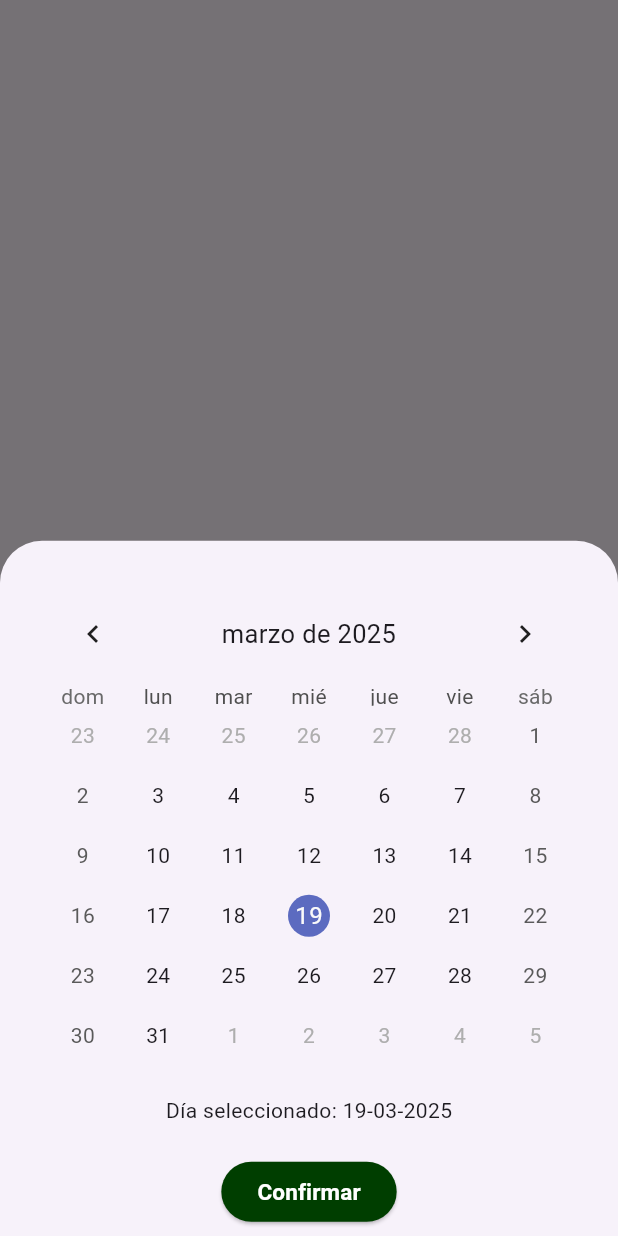
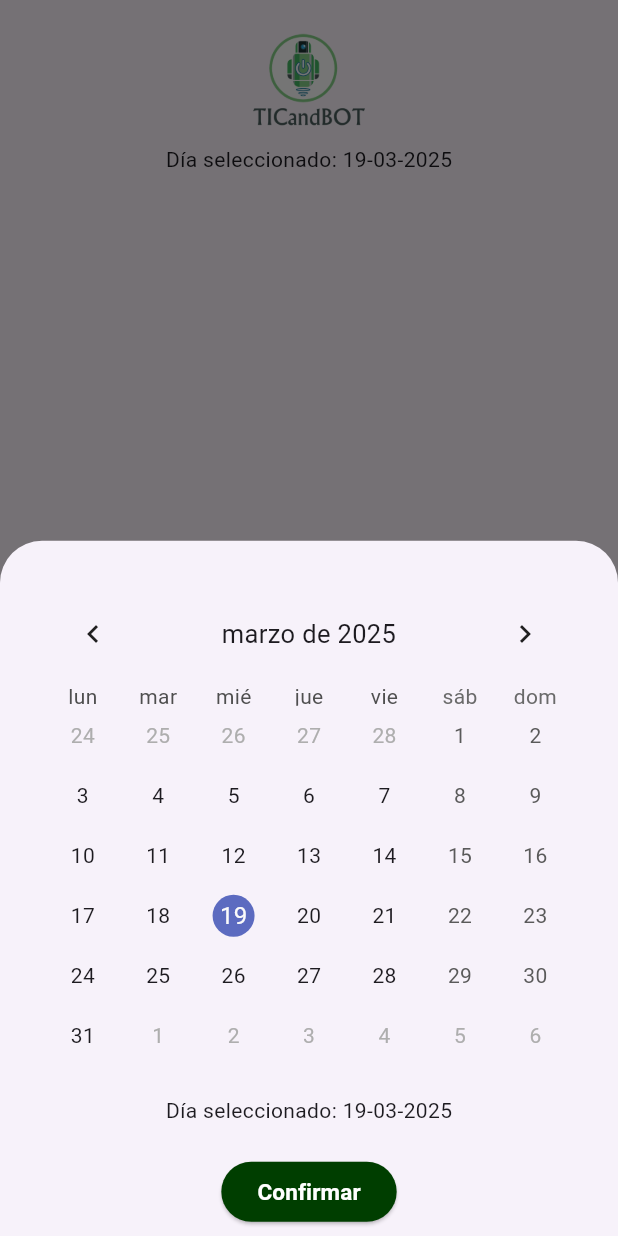
Before and after one commit to PGMerino/app_asistencias, a Flutter app: the HomeScreen screen opened by its route, item 2 of the bottom bar chosen, on a phone screen of 412 x 824 dp. Run offline on Flutter 3.47's test engine with Material 3 defaults, Android fonts, the phone set to English and light mode, and no system bars; drawn by our look-alikes of table_calendar.

Commit message:
FECHA FINISH - Añadido provider de fecha - Terminado ultimos detalles de fecha - Iniciamos clases

```diff
--- a/lib/main.dart
+++ b/lib/main.dart
@@ -1,4 +1,5 @@
 import 'package:app_asistencias/pages/home_screen.dart';
+import 'package:app_asistencias/providers/fecha_provider.dart';
 import 'package:flutter/material.dart';
 import 'package:provider/provider.dart';
 import 'package:app_asistencias/providers/index_provider.dart';
@@ -13,6 +14,7 @@ void main() {
       providers: [
         // Provider para gestionar el indice
         ChangeNotifierProvider(create: (_) => IndexProvider()),
+        ChangeNotifierProvider(create: (_) => FechaProvider())
       ],
       child: const MyApp(),
     ),
--- a/lib/pages/clases.dart
+++ b/lib/pages/clases.dart
@@ -1,15 +1,36 @@
 import 'package:app_asistencias/widgets/barra_nav.dart';
 import 'package:flutter/material.dart';
+import 'package:intl/intl.dart';
+import 'package:provider/provider.dart';
+import 'package:app_asistencias/providers/fecha_provider.dart';
+
 
 class Clases_Page extends StatelessWidget {
   const Clases_Page({super.key});
 
   @override
   Widget build(BuildContext context) {
+    // Accedemos al provider pero no lo podemos modificar
+    final fechaSeleccionada = Provider.of<FechaProvider>(context, listen: false).fecha;
+
     return Scaffold(
-      body: Center(
-          child: Text('prueba pag clases')
-      ),
+      body: Padding(
+        padding: const EdgeInsets.all(16.0),
+        child: Column(
+            mainAxisAlignment: MainAxisAlignment.start, // Centra el contenido
+            children: [
+              Center(
+                // Logo
+                child: Image.asset(
+                  'images/icono_app.png',
+                  width: 80,
+                ),
+              ),
+
+              Text("Día seleccionado: ${DateFormat('dd-MM-yyyy').format(fechaSeleccionada)}"),
+            ]
+        ),
+      )
     );
   }
 }
--- a/lib/pages/fecha.dart
+++ b/lib/pages/fecha.dart
@@ -3,6 +3,8 @@ import 'package:flutter/material.dart';
 import 'package:intl/date_symbol_data_local.dart';
 import 'package:intl/intl.dart';
 import 'package:table_calendar/table_calendar.dart';
+import 'package:provider/provider.dart';
+import 'package:app_asistencias/providers/fecha_provider.dart';
 
 class Fecha_popUp extends StatefulWidget {
   const Fecha_popUp({super.key});
@@ -25,13 +27,19 @@ class _Fecha_popUpState extends State<Fecha_popUp> {
 
   void _onSelectedDay(DateTime selectedDay, DateTime focusedDay) {
     setState(() {
-      fecha = selectedDay; // Ahora actualiza bien la fecha
+      fecha = selectedDay;
       _focusedDay = focusedDay;
     });
   }
 
   @override
   Widget build(BuildContext context) {
+    // Accedemos al fecha provider
+    final fechaProvider = Provider.of<FechaProvider>(context);
+
+    // Accedemos al provider con posibilidad de modificarlo
+    final fechaSeleccionada = Provider.of<FechaProvider>(context).fecha;
+
     return Container(
       width: double.infinity,
       padding: EdgeInsets.all(30),
@@ -40,18 +48,25 @@ class _Fecha_popUpState extends State<Fecha_popUp> {
           TableCalendar(
             rowHeight: 40,
             locale: 'es_ES',
+
+            //Permite que no sea necesario pulsar sobre las flechas sino también deslizar
             availableGestures: AvailableGestures.all,
             onDaySelected: _onSelectedDay,
             selectedDayPredicate: (day) => isSameDay(day, fecha),
             focusedDay: _focusedDay,
-            // Fecha marcada (La actual)
+
+            // Fecha comienzo de calendario
             firstDay: DateTime.utc(2000, 1, 1),
-            // Comienza el calendario
+
+            // Finaliza el calendario
             lastDay: DateTime.utc(2090, 31, 12),
-            calendarFormat: CalendarFormat.month, // Formato por defecto
+            calendarFormat: CalendarFormat.month, // Formato por defecto, mensual
+
+            startingDayOfWeek: StartingDayOfWeek.monday,
+
             headerStyle: HeaderStyle(
-              formatButtonVisible: false,
-              titleCentered: true
+              formatButtonVisible: false, // Ocultar botón de formato de calendario
+              titleCentered: true // El mes que se muestra sale centrado
             ),
 
 
@@ -61,7 +76,7 @@ class _Fecha_popUpState extends State<Fecha_popUp> {
           SizedBox(height: 20),
 
           // Muestra la fecha selecionada
-          Text("Día seleccionado: ${DateFormat('dd-MM-yyyy').format(fecha)}"),
+          Text("Día seleccionado: ${DateFormat('dd-MM-yyyy').format(fechaSeleccionada)}"),
 
           SizedBox(height: 20),
 
@@ -73,7 +88,7 @@ class _Fecha_popUpState extends State<Fecha_popUp> {
                 backgroundColor: const Color(0xFF003E00), // Color hexadecimal
                 fixedSize: Size.fromHeight(40)),
             onPressed: () {
-              fecha = _focusedDay;
+              fechaProvider.actualizarFecha(_focusedDay);
               Navigator.pushReplacementNamed(context, '/home');
             },
             child: const Text(
--- /dev/null
+++ b/lib/providers/fecha_provider.dart
@@ -0,0 +1,15 @@
+import 'package:flutter/material.dart';
+
+class FechaProvider with ChangeNotifier {
+  // Fecha sin formatear
+  DateTime _fecha = DateTime.now();
+
+  // Getter para acceder a fecha
+  DateTime get fecha => _fecha;
+
+  // Método de actualización de fecha
+  void actualizarFecha (DateTime nuevaFecha) {
+    _fecha = nuevaFecha;
+    notifyListeners();
+  }
+}
```
